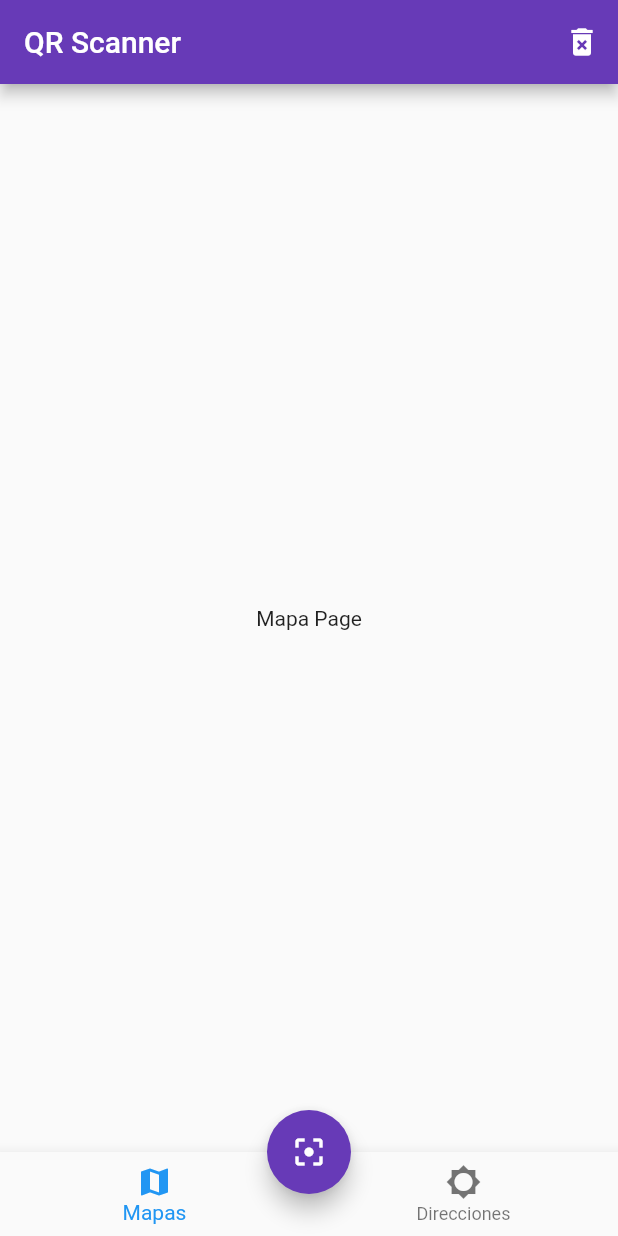
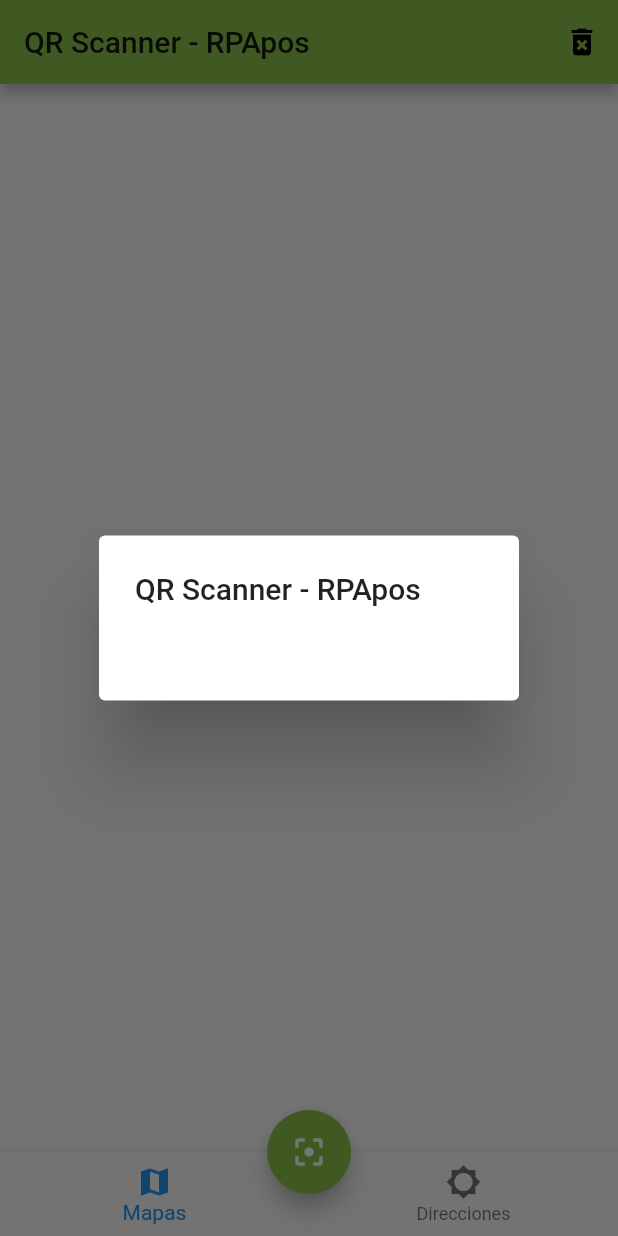
Before and after one commit to lrangelc/qrreaderapp, a Flutter app: the screen it shows after launch, after a tap on the "filter center focus" icon, on a phone screen of 412 x 824 dp. Run offline on Flutter 3.47's test engine with Material 2 defaults, Android fonts, the phone set to English and light mode, and no system bars; missing offline and left inert: barcode_scan.

Commit message:
add popup

```diff
--- a/lib/main.dart
+++ b/lib/main.dart
@@ -12,7 +12,7 @@ class MyApp extends StatelessWidget {
       title: 'QRReader',
       initialRoute: 'home',
       routes: {'home': (BuildContext context) => HomePage()},
-      theme: ThemeData(primaryColor: Colors.deepPurple),
+      theme: ThemeData(primaryColor: Colors.lightGreen),
     );
   }
 }
--- a/lib/src/pages/home_page.dart
+++ b/lib/src/pages/home_page.dart
@@ -17,7 +17,7 @@ class _HomePageState extends State<HomePage> {
   Widget build(BuildContext context) {
     return Scaffold(
       appBar: AppBar(
-        title: Text('QR Scanner'),
+        title: Text('QR Scanner - RPApos'),
         actions: <Widget>[
           IconButton(
             icon: Icon(Icons.delete_forever),
@@ -44,6 +44,13 @@ class _HomePageState extends State<HomePage> {
 
     try {
       futureString = await BarcodeScanner.scan();
+
+      showDialog(
+          context: context,
+          child: new AlertDialog(
+            title: new Text("QR Scanner - RPApos"),
+            content: new Text(futureString),
+          ));
     } catch (error) {
       futureString = error.toString();
     }
```
